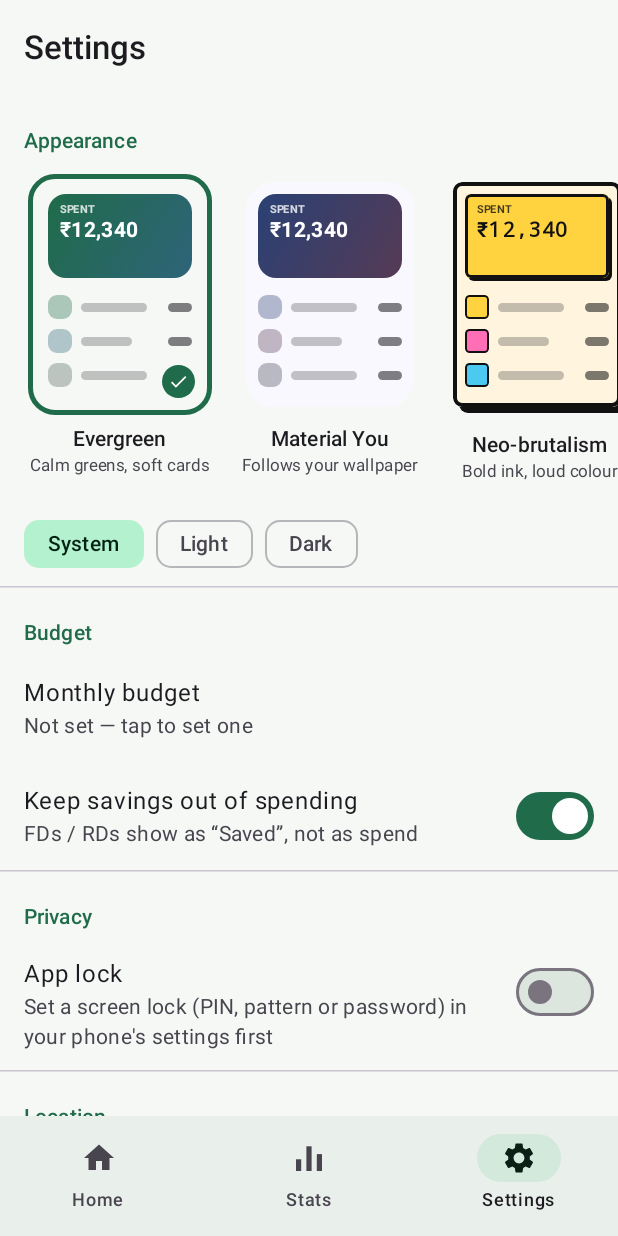
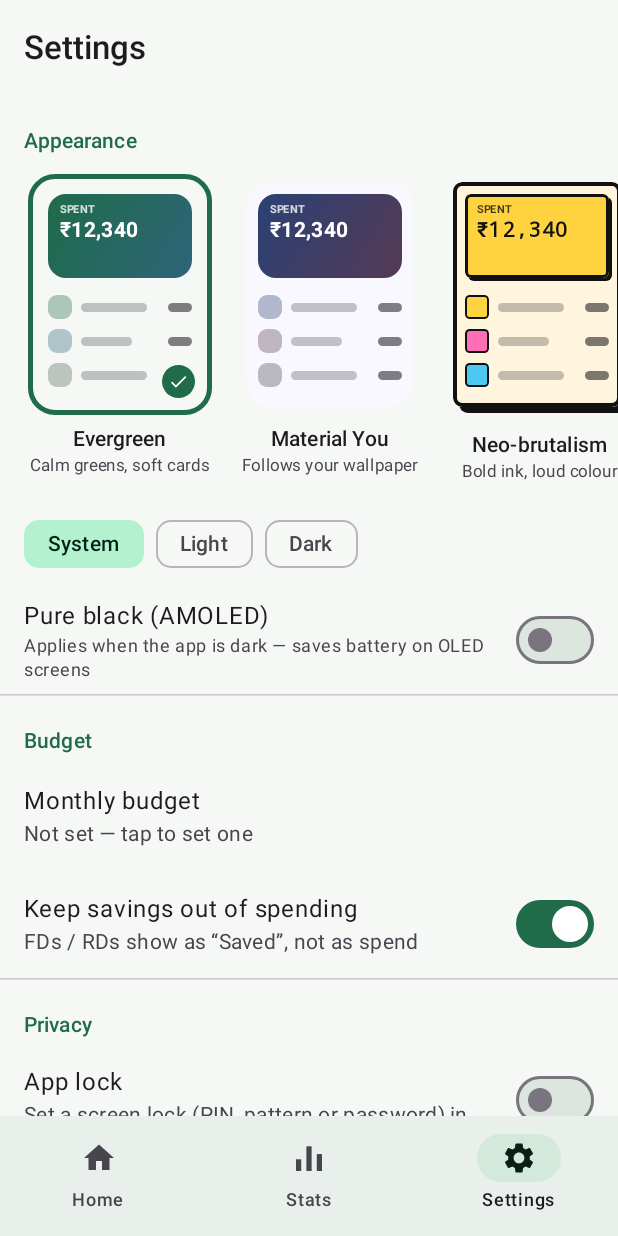
Before and after one commit to PuzzledK/Expense-Tracker, an Android app built with Jetpack Compose: the screen it shows after launch (MainActivity), item 3 of the bottom bar chosen, on a phone screen of 412 x 824 dp. Run offline under Robolectric (Android 15) with nearby library versions, the phone set to English and light mode, and no system bars.

Commit message:
Appearance: pure black (AMOLED) option
A switch under the light/dark chips turns every theme's dark mode into
true black: background and base surfaces become #000 (pixels off on OLED),
card surfaces are pulled most of the way to black but keep a trace of the
theme tint so they still read as cards. Theme previews, the widget and the
quick-log notification follow it too.

Co-Authored-By: Claude Opus 5.5 <noreply@anthropic.com>

```diff
--- a/app/src/main/java/com/expensetracker/app/ExpenseViewModel.kt
+++ b/app/src/main/java/com/expensetracker/app/ExpenseViewModel.kt
@@ -260,7 +260,7 @@ class ExpenseViewModel(app: Application) : AndroidViewModel(app) {
         settingsStore.save(s)
         // Lock hides amounts on the notification/widget, and the widget wears the app's theme,
         // so redraw them when either changes.
-        if (s.appLock != old.appLock || s.themeId != old.themeId || s.darkMode != old.darkMode) QuickLog.refreshAsync(getApplication())
+        if (s.appLock != old.appLock || s.themeId != old.themeId || s.darkMode != old.darkMode || s.pureBlack != old.pureBlack) QuickLog.refreshAsync(getApplication())
         if (s.captureEnabled && !old.captureEnabled) com.expensetracker.app.capture.CaptureListener.ensureRunning(getApplication())
         if (s.quickLogNotification != old.quickLogNotification) {
             if (s.quickLogNotification) QuickLog.enable(getApplication()) else QuickLog.disable(getApplication())
--- a/app/src/main/java/com/expensetracker/app/MainActivity.kt
+++ b/app/src/main/java/com/expensetracker/app/MainActivity.kt
@@ -51,7 +51,7 @@ class MainActivity : ComponentActivity() {
                     navigationBarStyle = if (dark) androidx.activity.SystemBarStyle.dark(t) else androidx.activity.SystemBarStyle.light(t, t),
                 )
             }
-            ExpenseTheme(themeId = settings.themeId, darkMode = settings.darkMode) {
+            ExpenseTheme(themeId = settings.themeId, darkMode = settings.darkMode, pureBlack = settings.pureBlack) {
                 val all by vm.expenses.collectAsStateWithLifecycle()
                 val home = remember(all, settings.homeCity) { Places.homeCity(all, settings) }
                 CompositionLocalProvider(LocalHomeCity provides home, LocalAppLock provides appLock) {
--- a/app/src/main/java/com/expensetracker/app/data/Models.kt
+++ b/app/src/main/java/com/expensetracker/app/data/Models.kt
@@ -93,6 +93,8 @@ data class Settings(
     val themeId: String = "classic",
     /** 0 = follow system, 1 = light, 2 = dark. */
     val darkMode: Int = 0,
+    /** AMOLED: true-black backgrounds whenever the app is dark. */
+    val pureBlack: Boolean = false,
 )
 
 /** A frequently repeated entry offered as a one-tap chip, e.g. "Lunch + Diet coke ₹142". */
--- a/app/src/main/java/com/expensetracker/app/data/Repository.kt
+++ b/app/src/main/java/com/expensetracker/app/data/Repository.kt
@@ -26,6 +26,7 @@ class SettingsStore(context: Context) {
         insightsNotification = prefs.getBoolean("insightsNotification", false),
         themeId = prefs.getString("themeId", "classic") ?: "classic",
         darkMode = prefs.getInt("darkMode", 0),
+        pureBlack = prefs.getBoolean("pureBlack", false),
     )
 
     fun save(s: Settings) = prefs.edit {
@@ -47,6 +48,7 @@ class SettingsStore(context: Context) {
         putBoolean("insightsNotification", s.insightsNotification)
         putString("themeId", s.themeId)
         putInt("darkMode", s.darkMode)
+        putBoolean("pureBlack", s.pureBlack)
     }
 }
 
--- a/app/src/main/java/com/expensetracker/app/ui/SettingsScreen.kt
+++ b/app/src/main/java/com/expensetracker/app/ui/SettingsScreen.kt
@@ -153,6 +153,7 @@ fun SettingsScreen(
                 settings = settings,
                 onTheme = { id -> vm.updateSettings { it.copy(themeId = id) } },
                 onDarkMode = { m -> vm.updateSettings { it.copy(darkMode = m) } },
+                onPureBlack = { on -> vm.updateSettings { it.copy(pureBlack = on) } },
             )
 
             HorizontalDivider()
--- a/app/src/main/java/com/expensetracker/app/ui/Theme.kt
+++ b/app/src/main/java/com/expensetracker/app/ui/Theme.kt
@@ -18,6 +18,7 @@ import androidx.compose.runtime.Immutable
 import androidx.compose.runtime.staticCompositionLocalOf
 import androidx.compose.ui.graphics.Brush
 import androidx.compose.ui.graphics.Color
+import androidx.compose.ui.graphics.lerp
 import androidx.compose.ui.graphics.toArgb
 import androidx.compose.ui.platform.LocalContext
 import androidx.compose.ui.text.TextStyle
@@ -242,7 +243,32 @@ fun buildStyle(theme: AppThemeId, dark: Boolean, scheme: ColorScheme): AppStyle
     )
 }
 
-private fun schemeFor(theme: AppThemeId, dark: Boolean, ctx: Context): ColorScheme = when (theme) {
+/**
+ * AMOLED variant of a dark scheme: true-black background (pixels off), with each surface level
+ * pulled towards black but keeping a trace of the theme's tint so cards still read as cards.
+ */
+internal fun ColorScheme.pureBlack(): ColorScheme {
+    fun toward(c: Color, keep: Float) = lerp(Color.Black, c, keep)
+    return copy(
+        background = Color.Black,
+        surface = Color.Black,
+        surfaceDim = Color.Black,
+        surfaceContainerLowest = Color.Black,
+        surfaceContainerLow = toward(surfaceContainerLow, 0.45f),
+        surfaceContainer = toward(surfaceContainer, 0.55f),
+        surfaceContainerHigh = toward(surfaceContainerHigh, 0.6f),
+        surfaceContainerHighest = toward(surfaceContainerHighest, 0.65f),
+        surfaceVariant = toward(surfaceVariant, 0.6f),
+    )
+}
+
+private fun isPureBlack(ctx: Context) =
+    ctx.getSharedPreferences("settings", Context.MODE_PRIVATE).getBoolean("pureBlack", false)
+
+private fun schemeFor(theme: AppThemeId, dark: Boolean, ctx: Context, pureBlack: Boolean = isPureBlack(ctx)): ColorScheme =
+    baseSchemeFor(theme, dark, ctx).let { if (dark && pureBlack) it.pureBlack() else it }
+
+private fun baseSchemeFor(theme: AppThemeId, dark: Boolean, ctx: Context): ColorScheme = when (theme) {
     AppThemeId.DYNAMIC -> when {
         Build.VERSION.SDK_INT >= Build.VERSION_CODES.S -> if (dark) dynamicDarkColorScheme(ctx) else dynamicLightColorScheme(ctx)
         dark -> EvergreenDark
@@ -303,12 +329,12 @@ fun incomeColor(): Color = LocalAppStyle.current.income
  * screen); MainActivity passes live values so switching themes is instant.
  */
 @Composable
-fun ExpenseTheme(themeId: String? = null, darkMode: Int? = null, content: @Composable () -> Unit) {
+fun ExpenseTheme(themeId: String? = null, darkMode: Int? = null, pureBlack: Boolean? = null, content: @Composable () -> Unit) {
     val ctx = LocalContext.current
     val prefs = ctx.getSharedPreferences("settings", Context.MODE_PRIVATE)
     val theme = AppThemeId.of(themeId ?: prefs.getString("themeId", null))
     val dark = isDarkFor(theme, darkMode ?: prefs.getInt("darkMode", DarkMode.SYSTEM))
-    val scheme = schemeFor(theme, dark, ctx)
+    val scheme = schemeFor(theme, dark, ctx, pureBlack ?: prefs.getBoolean("pureBlack", false))
     val style = buildStyle(theme, dark, scheme)
     CompositionLocalProvider(LocalAppStyle provides style) {
         MaterialTheme(colorScheme = scheme, typography = typographyFor(style), shapes = shapesFor(style), content = content)
--- a/app/src/main/java/com/expensetracker/app/ui/ThemePicker.kt
+++ b/app/src/main/java/com/expensetracker/app/ui/ThemePicker.kt
@@ -38,7 +38,7 @@ import com.expensetracker.app.ui.kit.themedSurface
 
 /** Theme cards (each drawn in its own theme) + light/dark choice. */
 @Composable
-fun AppearanceSection(settings: Settings, onTheme: (String) -> Unit, onDarkMode: (Int) -> Unit) {
+fun AppearanceSection(settings: Settings, onTheme: (String) -> Unit, onDarkMode: (Int) -> Unit, onPureBlack: (Boolean) -> Unit) {
     val current = AppThemeId.of(settings.themeId)
     val dark = isDarkFor(current, settings.darkMode)
     LazyRow(
@@ -70,6 +70,21 @@ fun AppearanceSection(settings: Settings, onTheme: (String) -> Unit, onDarkMode:
             color = MaterialTheme.colorScheme.onSurfaceVariant,
             modifier = Modifier.padding(horizontal = 16.dp),
         )
+    }
+    Row(
+        Modifier.fillMaxWidth().clickable { onPureBlack(!settings.pureBlack) }.padding(horizontal = 16.dp, vertical = 8.dp),
+        verticalAlignment = Alignment.CenterVertically,
+    ) {
+        Column(Modifier.weight(1f)) {
+            Text("Pure black (AMOLED)", style = MaterialTheme.typography.bodyLarge)
+            Text(
+                if (dark) "True black in dark mode — saves battery on OLED screens"
+                else "Applies when the app is dark — saves battery on OLED screens",
+                style = MaterialTheme.typography.bodySmall,
+                color = MaterialTheme.colorScheme.onSurfaceVariant,
+            )
+        }
+        androidx.compose.material3.Switch(checked = settings.pureBlack, onCheckedChange = onPureBlack)
     }
 }
 
```
Also changed, not shown: 1 other file.
